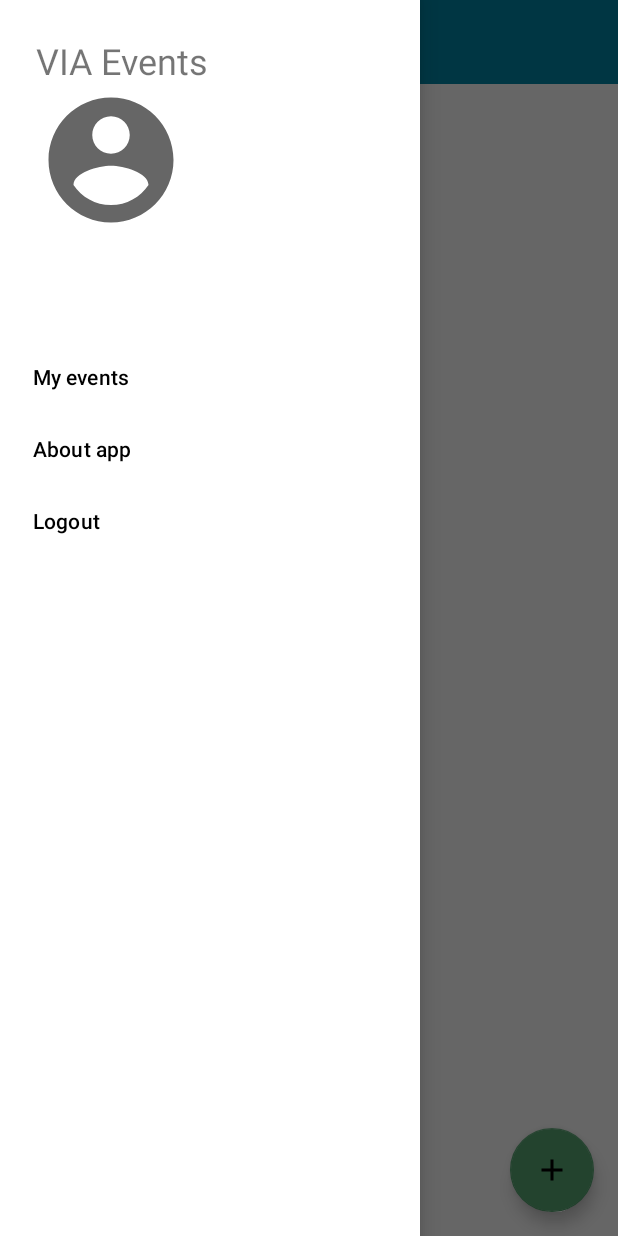
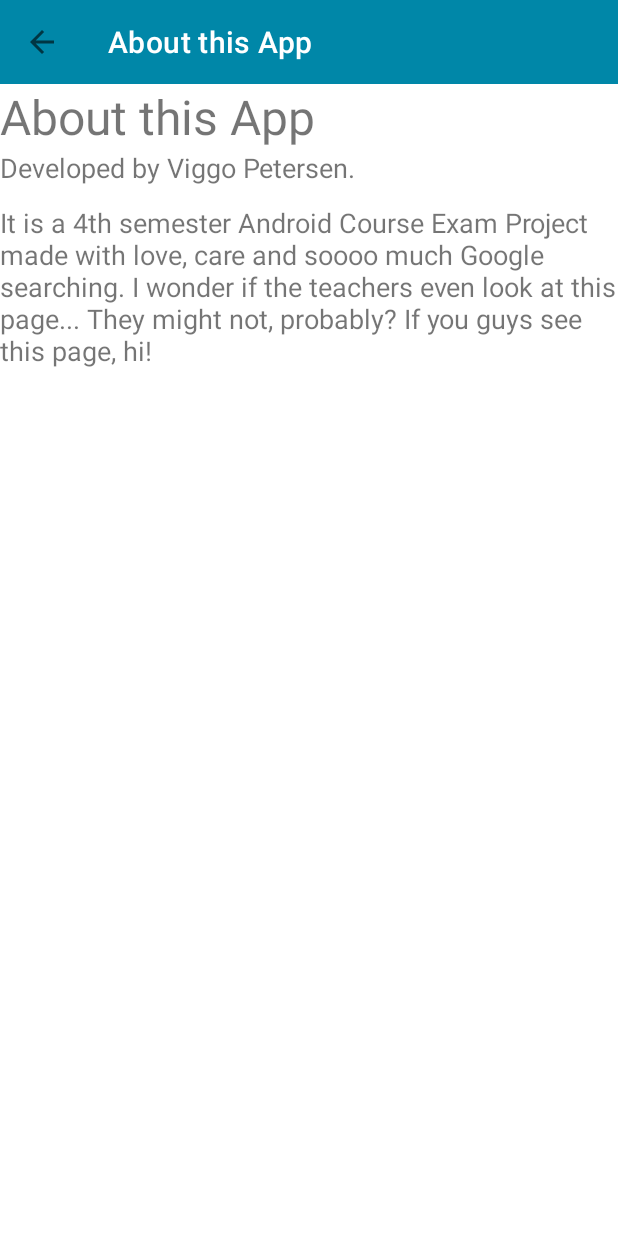
Before and after one commit to jhviggo/and-project-1, an Android app: the screen it shows after launch once a user with an empty profile is signed in (MainActivity before the commit, AboutActivity after it), after a tap on "About app", on a phone screen of 412 x 824 dp. Run offline under Robolectric (Android 15) with nearby library versions, the phone set to English and light mode, and no system bars; our stand-ins replace Firebase (no records; nobody signed in at launch, a user with empty details on screens opened directly); 2 other taps on this screen came first.

Commit message:
Add about page

```diff
--- a/app/src/main/AndroidManifest.xml
+++ b/app/src/main/AndroidManifest.xml
@@ -11,6 +11,9 @@
         android:roundIcon="@mipmap/ic_launcher_round"
         android:supportsRtl="true"
         android:theme="@style/Theme.And_project">
+        <activity
+            android:name=".AboutActivity"
+            android:exported="false" />
         <activity
             android:name=".MyEventsActivity"
             android:exported="false" />
--- /dev/null
+++ b/app/src/main/java/com/example/and_project/AboutActivity.java
@@ -0,0 +1,30 @@
+package com.example.and_project;
+
+import androidx.appcompat.app.AppCompatActivity;
+import androidx.appcompat.widget.Toolbar;
+
+import android.os.Bundle;
+
+public class AboutActivity extends AppCompatActivity {
+
+    @Override
+    protected void onCreate(Bundle savedInstanceState) {
+        super.onCreate(savedInstanceState);
+        setContentView(R.layout.activity_about);
+        initToolbar();
+    }
+
+    @Override
+    public boolean onSupportNavigateUp() {
+        finish();
+        return true;
+    }
+
+    private void initToolbar() {
+        Toolbar toolbar = (Toolbar) findViewById(R.id.eventInfo_toolbar);
+        setSupportActionBar(toolbar);
+        getSupportActionBar().setDisplayHomeAsUpEnabled(true);
+        getSupportActionBar().setDisplayShowHomeEnabled(true);
+        getSupportActionBar().setTitle(R.string.about_title);
+    }
+}
--- a/app/src/main/java/com/example/and_project/MainActivity.java
+++ b/app/src/main/java/com/example/and_project/MainActivity.java
@@ -101,6 +101,10 @@ public class MainActivity extends AppCompatActivity implements EventListAdapter.
                     Intent myEventsIntent = new Intent(this, MyEventsActivity.class);
                     myEventsIntent.putExtra("uid", userLiveData.getValue().getUid());
                     startActivity(myEventsIntent);
+                    break;
+                case R.id.nav_about:
+                    startActivity(new Intent(this, AboutActivity.class));
+                    break;
             }
             return true;
         });
--- /dev/null
+++ b/app/src/main/res/layout/activity_about.xml
@@ -0,0 +1,38 @@
+<?xml version="1.0" encoding="utf-8"?>
+<LinearLayout
+    xmlns:android="http://schemas.android.com/apk/res/android"
+    xmlns:app="http://schemas.android.com/apk/res-auto"
+    xmlns:tools="http://schemas.android.com/tools"
+    android:orientation="vertical"
+    android:layout_width="match_parent"
+    android:layout_height="match_parent"
+    tools:context=".AboutActivity">
+    <androidx.appcompat.widget.Toolbar
+        android:id="@+id/eventInfo_toolbar"
+        android:minHeight="?attr/actionBarSize"
+        android:layout_width="match_parent"
+        android:layout_height="wrap_content"
+        app:titleTextColor="@android:color/white"
+        android:background="?attr/colorPrimary">
+    </androidx.appcompat.widget.Toolbar>
+
+    <TextView
+        android:layout_width="match_parent"
+        android:layout_height="wrap_content"
+        android:text="@string/about_title"
+        android:textSize="32dp" />
+
+    <TextView
+        android:layout_width="match_parent"
+        android:layout_height="wrap_content"
+        android:text="@string/about_author"
+        android:textSize="18dp"/>
+
+    <TextView
+        android:layout_width="match_parent"
+        android:layout_height="wrap_content"
+        android:layout_marginTop="12dp"
+        android:text="@string/about_description"
+        android:textSize="18dp"/>
+
+</LinearLayout>
--- a/app/src/main/res/values/strings.xml
+++ b/app/src/main/res/values/strings.xml
@@ -41,4 +41,9 @@
 
     <!-- CreateEvent -->
     <string name="createEvent_title">Create an event</string>
+
+    <!-- AboutActivity -->
+    <string name="about_title">About this App</string>
+    <string name="about_author">Developed by Viggo Petersen.</string>
+    <string name="about_description">It is a 4th semester Android Course Exam Project made with love, care and soooo much Google searching. I wonder if the teachers even look at this page... They might not, probably? If you guys see this page, hi!</string>
 </resources>
```
